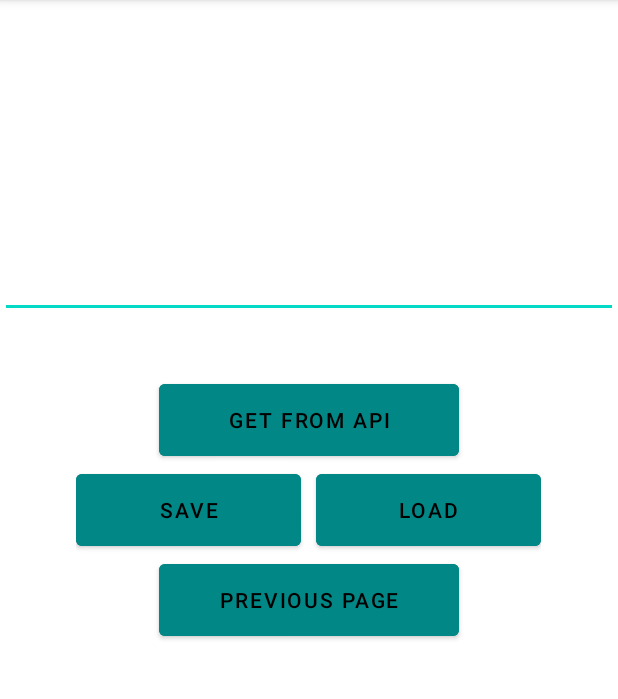
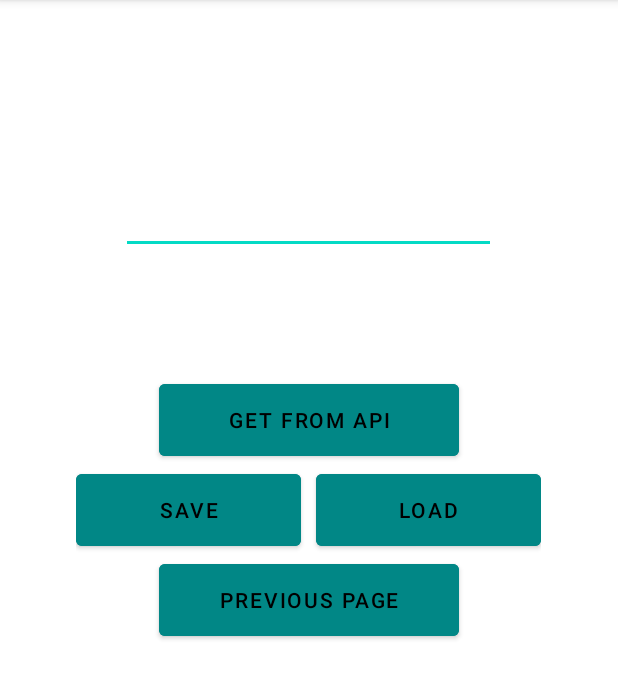
Before and after one commit to Erwan8989/Cours-environnement-android, an Android app: the Activity2 screen opened directly, with no data from a screen before it, on a phone screen of 412 x 824 dp, the part 84-783 px from its top. Run offline under Robolectric (Android 15) with nearby library versions, the phone set to English and light mode, and no system bars; our stand-ins replace Volley.

Commit message:
Wrap_Content pour le text

```diff
--- a/Cours_android/app/src/main/res/layout/activity_2.xml
+++ b/Cours_android/app/src/main/res/layout/activity_2.xml
@@ -13,23 +13,18 @@
   android:gravity="center_horizontal">
 
 
-  <ScrollView
-    android:id="@+id/ScrollView01"
-    android:layout_width="match_parent"
-    android:layout_height="match_parent">
-
     <EditText
       android:id="@+id/text"
-      android:layout_width="match_parent"
+      android:layout_width="250dp"
       android:layout_height="wrap_content"
       android:layout_marginTop="60dp"
       android:inputType="textMultiLine"
-      android:lines="8"
-      android:maxLines="10"
-      android:minLines="6"
+      android:lines="4"
+      android:maxLines="6"
+      android:minLines="4"
       android:scrollbars="vertical" />
 
-  </ScrollView>
+
 </LinearLayout>
     <LinearLayout
       android:layout_width="match_parent"
```
